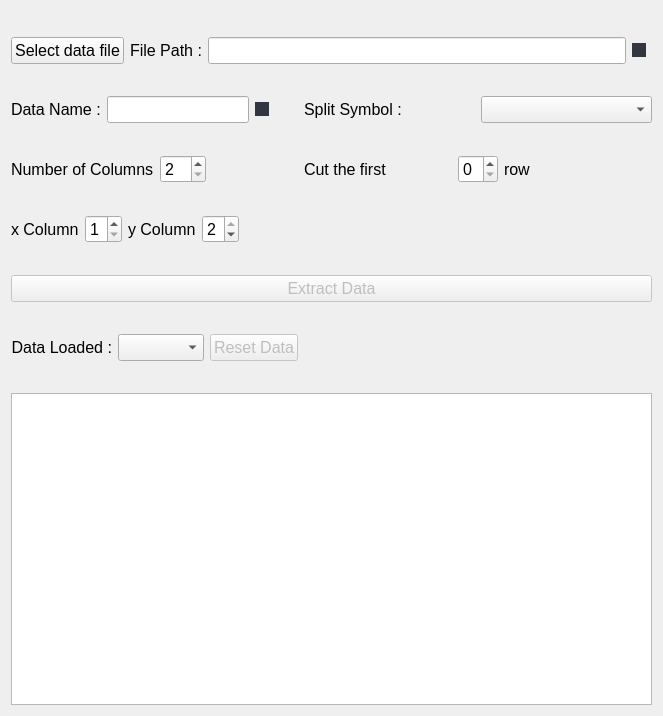
Before: the Qt Designer form View/DataWindow.ui in BETRU21/GraphicGenerator, drawn with Qt 5.
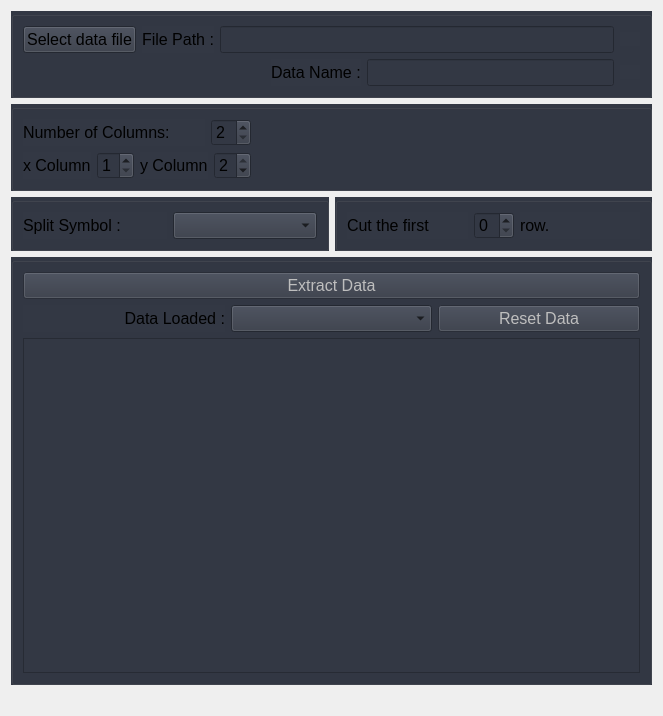
After: the same form once the commit is applied.

Diff of the .ui file:
```diff
--- a/View/DataWindow.ui
+++ b/View/DataWindow.ui
@@ -20,21 +20,16 @@
   </property>
   <layout class="QVBoxLayout" name="verticalLayout_2">
    <item>
-    <layout class="QFormLayout" name="formLayout">
-     <item row="1" column="0">
-      <spacer name="horizontalSpacer_7">
-       <property name="orientation">
-        <enum>Qt::Horizontal</enum>
-       </property>
-       <property name="sizeHint" stdset="0">
-        <size>
-         <width>40</width>
-         <height>20</height>
-        </size>
-       </property>
-      </spacer>
-     </item>
-     <item row="2" column="0" colspan="2">
+    <layout class="QGridLayout" name="gridLayout">
+     <item row="0" column="0">
+      <layout class="QVBoxLayout" name="verticalLayout_3">
+       <item>
+        <widget class="QGroupBox" name="verticalGroupBox">
+         <property name="styleSheet">
+          <string notr="true">background-color: rgb(51, 56, 68);</string>
+         </property>
+         <layout class="QVBoxLayout" name="verticalLayout">
+          <item>
       <layout class="QHBoxLayout" name="horizontalLayout_3">
        <item>
         <widget class="QPushButton" name="pb_filePath">
@@ -75,7 +70,7 @@
        <item>
         <widget class="QCheckBox" name="ind_filePath">
          <property name="styleSheet">
-          <string notr="true">QCheckBox::indicator{background-color: rgb(49, 54, 65);}</string>
+               <string notr="true">QCheckBox::indicator{background-color: rgb(51, 56, 68);}</string>
          </property>
          <property name="text">
           <string/>
@@ -84,21 +79,21 @@
        </item>
       </layout>
      </item>
-     <item row="3" column="0">
-      <spacer name="horizontalSpacer">
-       <property name="orientation">
-        <enum>Qt::Horizontal</enum>
-       </property>
-       <property name="sizeHint" stdset="0">
-        <size>
-         <width>40</width>
-         <height>20</height>
-        </size>
-       </property>
-      </spacer>
-     </item>
-     <item row="4" column="0">
+          <item>
       <layout class="QHBoxLayout" name="horizontalLayout">
+            <item>
+             <spacer name="horizontalSpacer_3">
+              <property name="orientation">
+               <enum>Qt::Horizontal</enum>
+              </property>
+              <property name="sizeHint" stdset="0">
+               <size>
+                <width>40</width>
+                <height>20</height>
+               </size>
+              </property>
+             </spacer>
+            </item>
        <item>
         <widget class="QLabel" name="label">
          <property name="font">
@@ -123,7 +118,7 @@
        <item>
         <widget class="QCheckBox" name="ind_dataName">
          <property name="styleSheet">
-          <string notr="true">QCheckBox::indicator{background-color: rgb(49, 54, 65);}</string>
+               <string notr="true">QCheckBox::indicator{background-color: rgb(51, 56, 68);}</string>
          </property>
          <property name="text">
           <string/>
@@ -132,158 +127,17 @@
        </item>
       </layout>
      </item>
-     <item row="5" column="0">
-      <spacer name="horizontalSpacer_2">
-       <property name="orientation">
-        <enum>Qt::Horizontal</enum>
-       </property>
-       <property name="sizeHint" stdset="0">
-        <size>
-         <width>40</width>
-         <height>20</height>
-        </size>
-       </property>
-      </spacer>
-     </item>
-     <item row="7" column="0">
-      <spacer name="horizontalSpacer_5">
-       <property name="orientation">
-        <enum>Qt::Horizontal</enum>
-       </property>
-       <property name="sizeHint" stdset="0">
-        <size>
-         <width>40</width>
-         <height>20</height>
-        </size>
-       </property>
-      </spacer>
-     </item>
-     <item row="9" column="0">
-      <spacer name="horizontalSpacer_10">
-       <property name="orientation">
-        <enum>Qt::Horizontal</enum>
-       </property>
-       <property name="sizeHint" stdset="0">
-        <size>
-         <width>40</width>
-         <height>20</height>
-        </size>
-       </property>
-      </spacer>
-     </item>
-     <item row="10" column="0" colspan="2">
-      <widget class="QPushButton" name="pb_extract">
-       <property name="enabled">
-        <bool>false</bool>
-       </property>
-       <property name="font">
-        <font>
-         <pointsize>12</pointsize>
-        </font>
-       </property>
-       <property name="text">
-        <string>Extract Data</string>
-       </property>
-      </widget>
-     </item>
-     <item row="11" column="0">
-      <spacer name="horizontalSpacer_6">
-       <property name="orientation">
-        <enum>Qt::Horizontal</enum>
-       </property>
-       <property name="sizeHint" stdset="0">
-        <size>
-         <width>40</width>
-         <height>20</height>
-        </size>
-       </property>
-      </spacer>
-     </item>
-     <item row="12" column="0">
-      <layout class="QHBoxLayout" name="horizontalLayout_4">
-       <item>
-        <widget class="QLabel" name="label_4">
-         <property name="font">
-          <font>
-           <pointsize>12</pointsize>
-          </font>
-         </property>
-         <property name="text">
-          <string>Data Loaded :</string>
-         </property>
-         <property name="alignment">
-          <set>Qt::AlignRight|Qt::AlignTrailing|Qt::AlignVCenter</set>
-         </property>
-        </widget>
-       </item>
-       <item>
-        <widget class="QComboBox" name="cmb_data">
-         <property name="font">
-          <font>
-           <pointsize>12</pointsize>
-          </font>
-         </property>
-         <property name="editable">
-          <bool>false</bool>
-         </property>
-        </widget>
-       </item>
-       <item>
-        <widget class="QPushButton" name="pb_reset">
-         <property name="enabled">
-          <bool>false</bool>
-         </property>
-         <property name="font">
-          <font>
-           <pointsize>12</pointsize>
-          </font>
-         </property>
-         <property name="text">
-          <string>Reset Data</string>
-         </property>
-        </widget>
-       </item>
-      </layout>
-     </item>
-     <item row="13" column="0">
-      <spacer name="horizontalSpacer_8">
-       <property name="orientation">
-        <enum>Qt::Horizontal</enum>
-       </property>
-       <property name="sizeHint" stdset="0">
-        <size>
-         <width>40</width>
-         <height>20</height>
-        </size>
-       </property>
-      </spacer>
-     </item>
-     <item row="4" column="1">
-      <layout class="QHBoxLayout" name="horizontalLayout_2">
-       <item>
-        <widget class="QLabel" name="label_2">
-         <property name="font">
-          <font>
-           <pointsize>12</pointsize>
-          </font>
-         </property>
-         <property name="text">
-          <string>Split Symbol :</string>
-         </property>
+         </layout>
         </widget>
        </item>
        <item>
-        <widget class="QComboBox" name="cmb_split">
-         <property name="font">
-          <font>
-           <pointsize>12</pointsize>
-          </font>
+        <widget class="QGroupBox" name="">
+         <property name="styleSheet">
+          <string notr="true">background-color: rgb(51, 56, 68);
+border-color: rgb(255, 255, 255);</string>
          </property>
-        </widget>
-       </item>
-      </layout>
-     </item>
-     <item row="8" column="0">
+         <layout class="QGridLayout" name="gridLayout_3">
+          <item row="2" column="1">
       <layout class="QHBoxLayout" name="horizontalLayout_7">
        <item>
         <widget class="QLabel" name="label_5">
@@ -327,6 +181,10 @@
          </property>
         </widget>
        </item>
+           </layout>
+          </item>
+          <item row="2" column="2">
+           <layout class="QHBoxLayout" name="horizontalLayout_9">
        <item>
         <widget class="QLabel" name="label_6">
          <property name="font">
@@ -365,7 +223,110 @@
        </item>
       </layout>
      </item>
-     <item row="6" column="1">
+          <item row="2" column="3">
+           <spacer name="horizontalSpacer_9">
+            <property name="orientation">
+             <enum>Qt::Horizontal</enum>
+            </property>
+            <property name="sizeHint" stdset="0">
+             <size>
+              <width>40</width>
+              <height>20</height>
+             </size>
+            </property>
+           </spacer>
+          </item>
+          <item row="0" column="1" colspan="2">
+           <layout class="QHBoxLayout" name="horizontalLayout_6">
+            <item>
+             <widget class="QLabel" name="label_column">
+              <property name="font">
+               <font>
+                <pointsize>12</pointsize>
+               </font>
+              </property>
+              <property name="text">
+               <string>Number of Columns:</string>
+              </property>
+             </widget>
+            </item>
+            <item>
+             <widget class="QSpinBox" name="sb_nbColumns">
+              <property name="maximumSize">
+               <size>
+                <width>40</width>
+                <height>16777215</height>
+               </size>
+              </property>
+              <property name="font">
+               <font>
+                <pointsize>12</pointsize>
+               </font>
+              </property>
+              <property name="minimum">
+               <number>2</number>
+              </property>
+             </widget>
+            </item>
+           </layout>
+          </item>
+          <item row="0" column="3">
+           <spacer name="horizontalSpacer_4">
+            <property name="orientation">
+             <enum>Qt::Horizontal</enum>
+            </property>
+            <property name="sizeHint" stdset="0">
+             <size>
+              <width>40</width>
+              <height>20</height>
+             </size>
+            </property>
+           </spacer>
+          </item>
+         </layout>
+        </widget>
+       </item>
+       <item>
+        <layout class="QHBoxLayout" name="horizontalLayout_12">
+         <item>
+          <widget class="QGroupBox" name="horizontalGroupBox">
+           <property name="styleSheet">
+            <string notr="true">background-color: rgb(51, 56, 68);</string>
+           </property>
+           <layout class="QHBoxLayout" name="horizontalLayout_5">
+            <item>
+             <layout class="QHBoxLayout" name="horizontalLayout_2">
+              <item>
+               <widget class="QLabel" name="label_2">
+                <property name="font">
+                 <font>
+                  <pointsize>12</pointsize>
+                 </font>
+                </property>
+                <property name="text">
+                 <string>Split Symbol :</string>
+                </property>
+               </widget>
+              </item>
+              <item>
+               <widget class="QComboBox" name="cmb_split">
+                <property name="font">
+                 <font>
+                  <pointsize>12</pointsize>
+                 </font>
+                </property>
+               </widget>
+              </item>
+             </layout>
+            </item>
+           </layout>
+          </widget>
+         </item>
+         <item>
+          <widget class="QGroupBox" name="">
+           <property name="styleSheet">
+            <string notr="true">background-color: rgb(51, 56, 68);</string>
+           </property>
       <layout class="QHBoxLayout" name="horizontalLayout_10">
        <item>
         <widget class="QLabel" name="label_7">
@@ -402,46 +363,109 @@
           </font>
          </property>
          <property name="text">
-          <string>row</string>
+               <string>row.</string>
          </property>
         </widget>
        </item>
       </layout>
-     </item>
-     <item row="6" column="0">
-      <layout class="QHBoxLayout" name="horizontalLayout_6">
+          </widget>
+         </item>
+        </layout>
+       </item>
        <item>
-        <widget class="QLabel" name="label_column">
+        <widget class="QGroupBox" name="verticalGroupBox">
+         <property name="styleSheet">
+          <string notr="true">background-color: rgb(51, 56, 68);</string>
+         </property>
+         <layout class="QVBoxLayout" name="verticalLayout_4">
+          <item>
+           <widget class="QPushButton" name="pb_extract">
+            <property name="enabled">
+             <bool>false</bool>
+            </property>
          <property name="font">
           <font>
            <pointsize>12</pointsize>
           </font>
          </property>
          <property name="text">
-          <string>Number of Columns</string>
+             <string>Extract Data</string>
          </property>
         </widget>
        </item>
        <item>
-        <widget class="QSpinBox" name="sb_nbColumns">
+           <layout class="QHBoxLayout" name="horizontalLayout_4">
+            <item>
+             <widget class="QLabel" name="label_4">
          <property name="font">
           <font>
            <pointsize>12</pointsize>
           </font>
          </property>
-         <property name="minimum">
-          <number>2</number>
-         </property>
-        </widget>
-       </item>
-      </layout>
-     </item>
+              <property name="text">
+               <string>Data Loaded :</string>
+              </property>
+              <property name="alignment">
+               <set>Qt::AlignRight|Qt::AlignTrailing|Qt::AlignVCenter</set>
+              </property>
+             </widget>
+            </item>
+            <item>
+             <widget class="QComboBox" name="cmb_data">
+              <property name="font">
+               <font>
+                <pointsize>12</pointsize>
+               </font>
+              </property>
+              <property name="editable">
+               <bool>false</bool>
+              </property>
+             </widget>
+            </item>
+            <item>
+             <widget class="QPushButton" name="pb_reset">
+              <property name="enabled">
+               <bool>false</bool>
+              </property>
+              <property name="font">
+               <font>
+                <pointsize>12</pointsize>
+               </font>
+              </property>
+              <property name="text">
+               <string>Reset Data</string>
+              </property>
+             </widget>
+            </item>
     </layout>
    </item>
    <item>
-    <layout class="QHBoxLayout" name="horizontalLayout_5">
-     <item>
-      <widget class="QListWidget" name="lw_preview"/>
+           <widget class="QListWidget" name="lw_preview">
+            <property name="maximumSize">
+             <size>
+              <width>16777215</width>
+              <height>400</height>
+             </size>
+            </property>
+           </widget>
+          </item>
+         </layout>
+        </widget>
+       </item>
+      </layout>
+     </item>
+     <item row="4" column="0">
+      <spacer name="verticalSpacer">
+       <property name="orientation">
+        <enum>Qt::Horizontal</enum>
+       </property>
+       <property name="sizeHint" stdset="0">
+        <size>
+         <width>20</width>
+         <height>20</height>
+        </size>
+       </property>
+      </spacer>
      </item>
     </layout>
    </item>
```
Lines whose indentation alone changed are shown as unchanged.
